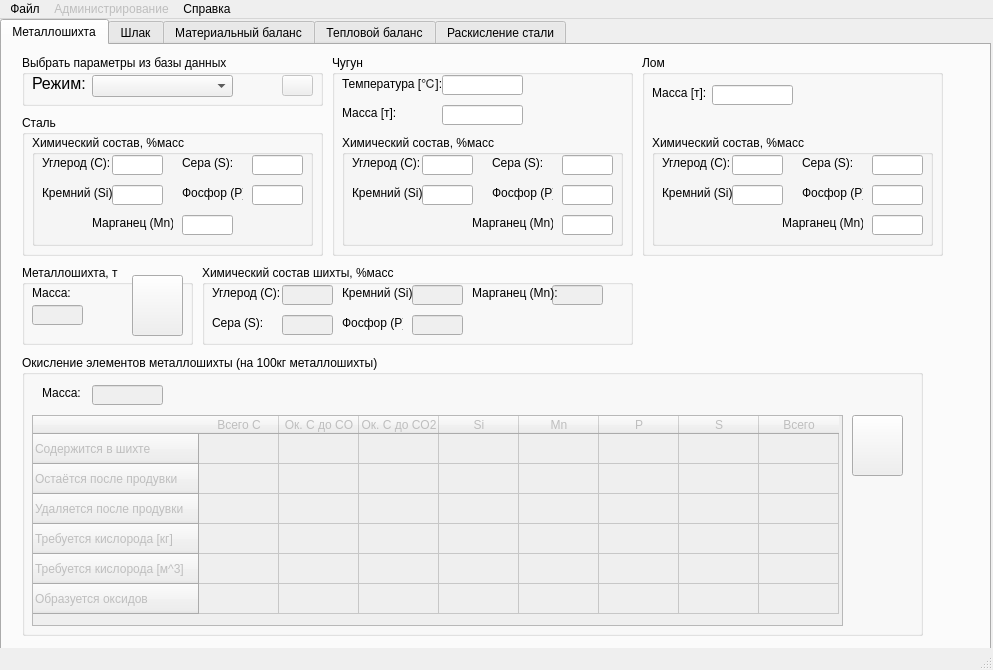
DeppaRet/SteelmakingConverter, file GUI/OperForm.ui: the form before one commit.
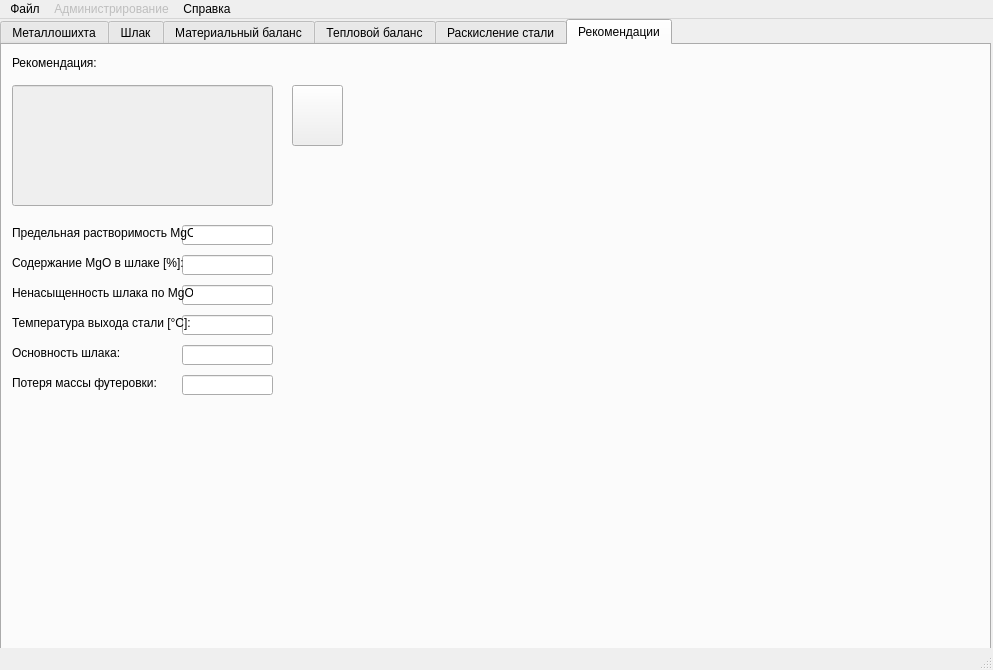
The form after the commit. Icons and pictures are not drawn.

```diff
--- a/GUI/OperForm.ui
+++ b/GUI/OperForm.ui
@@ -42,7 +42,7 @@
      </size>
     </property>
     <property name="currentIndex">
-     <number>0</number>
+     <number>5</number>
     </property>
     <widget class="QWidget" name="tab">
      <attribute name="title">
@@ -408,7 +408,7 @@
       </property>
       <widget class="QLineEdit" name="MetalCharge">
        <property name="enabled">
-        <bool>false</bool>
+        <bool>true</bool>
        </property>
        <property name="geometry">
         <rect>
@@ -418,6 +418,9 @@
          <height>20</height>
         </rect>
        </property>
+       <property name="readOnly">
+        <bool>true</bool>
+       </property>
       </widget>
       <widget class="QLabel" name="label_16">
        <property name="geometry">
@@ -818,7 +821,7 @@
       </widget>
       <widget class="QTableWidget" name="OxidationTable">
        <property name="enabled">
-        <bool>false</bool>
+        <bool>true</bool>
        </property>
        <property name="geometry">
         <rect>
@@ -3296,6 +3299,219 @@
       </widget>
      </widget>
     </widget>
+    <widget class="QWidget" name="tab_6">
+     <attribute name="title">
+      <string>Рекомендации</string>
+     </attribute>
+     <widget class="QPushButton" name="RecomendationCalc">
+      <property name="enabled">
+       <bool>true</bool>
+      </property>
+      <property name="geometry">
+       <rect>
+        <x>290</x>
+        <y>40</y>
+        <width>51</width>
+        <height>61</height>
+       </rect>
+      </property>
+      <property name="text">
+       <string/>
+      </property>
+      <property name="icon">
+       <iconset>
+        <normaloff>../Pictures/calculate.ico</normaloff>../Pictures/calculate.ico</iconset>
+      </property>
+      <property name="iconSize">
+       <size>
+        <width>48</width>
+        <height>48</height>
+       </size>
+      </property>
+     </widget>
+     <widget class="QLineEdit" name="limit_MgO">
+      <property name="enabled">
+       <bool>true</bool>
+      </property>
+      <property name="geometry">
+       <rect>
+        <x>180</x>
+        <y>180</y>
+        <width>91</width>
+        <height>20</height>
+       </rect>
+      </property>
+     </widget>
+     <widget class="QLineEdit" name="content_MgO">
+      <property name="enabled">
+       <bool>true</bool>
+      </property>
+      <property name="geometry">
+       <rect>
+        <x>180</x>
+        <y>210</y>
+        <width>91</width>
+        <height>20</height>
+       </rect>
+      </property>
+     </widget>
+     <widget class="QLineEdit" name="unsaturation_MgO">
+      <property name="enabled">
+       <bool>true</bool>
+      </property>
+      <property name="geometry">
+       <rect>
+        <x>180</x>
+        <y>240</y>
+        <width>91</width>
+        <height>20</height>
+       </rect>
+      </property>
+     </widget>
+     <widget class="QLineEdit" name="steel_temp">
+      <property name="enabled">
+       <bool>true</bool>
+      </property>
+      <property name="geometry">
+       <rect>
+        <x>180</x>
+        <y>270</y>
+        <width>91</width>
+        <height>20</height>
+       </rect>
+      </property>
+     </widget>
+     <widget class="QLineEdit" name="slag_basicity">
+      <property name="enabled">
+       <bool>true</bool>
+      </property>
+      <property name="geometry">
+       <rect>
+        <x>180</x>
+        <y>300</y>
+        <width>91</width>
+        <height>20</height>
+       </rect>
+      </property>
+     </widget>
+     <widget class="QLineEdit" name="lining_weight_loss">
+      <property name="enabled">
+       <bool>true</bool>
+      </property>
+      <property name="geometry">
+       <rect>
+        <x>180</x>
+        <y>330</y>
+        <width>91</width>
+        <height>20</height>
+       </rect>
+      </property>
+     </widget>
+     <widget class="QLabel" name="label_48">
+      <property name="geometry">
+       <rect>
+        <x>10</x>
+        <y>180</y>
+        <width>181</width>
+        <height>16</height>
+       </rect>
+      </property>
+      <property name="text">
+       <string>Предельная растворимость MgO:</string>
+      </property>
+     </widget>
+     <widget class="QLabel" name="label_49">
+      <property name="geometry">
+       <rect>
+        <x>10</x>
+        <y>210</y>
+        <width>181</width>
+        <height>16</height>
+       </rect>
+      </property>
+      <property name="text">
+       <string>Содержание MgO в шлаке [%]:</string>
+      </property>
+     </widget>
+     <widget class="QLabel" name="label_50">
+      <property name="geometry">
+       <rect>
+        <x>10</x>
+        <y>240</y>
+        <width>181</width>
+        <height>16</height>
+       </rect>
+      </property>
+      <property name="text">
+       <string>Ненасыщенность шлака по MgO:</string>
+      </property>
+     </widget>
+     <widget class="QLabel" name="label_53">
+      <property name="geometry">
+       <rect>
+        <x>10</x>
+        <y>270</y>
+        <width>181</width>
+        <height>16</height>
+       </rect>
+      </property>
+      <property name="text">
+       <string>Температура выхода стали [°C]:</string>
+      </property>
+     </widget>
+     <widget class="QLabel" name="label_54">
+      <property name="geometry">
+       <rect>
+        <x>10</x>
+        <y>300</y>
+        <width>181</width>
+        <height>16</height>
+       </rect>
+      </property>
+      <property name="text">
+       <string>Основность шлака:</string>
+      </property>
+     </widget>
+     <widget class="QLabel" name="label_55">
+      <property name="geometry">
+       <rect>
+        <x>10</x>
+        <y>330</y>
+        <width>181</width>
+        <height>16</height>
+       </rect>
+      </property>
+      <property name="text">
+       <string>Потеря массы футеровки:</string>
+      </property>
+     </widget>
+     <widget class="QLineEdit" name="recomendation">
+      <property name="enabled">
+       <bool>false</bool>
+      </property>
+      <property name="geometry">
+       <rect>
+        <x>10</x>
+        <y>40</y>
+        <width>261</width>
+        <height>121</height>
+       </rect>
+      </property>
+     </widget>
+     <widget class="QLabel" name="label_56">
+      <property name="geometry">
+       <rect>
+        <x>10</x>
+        <y>10</y>
+        <width>181</width>
+        <height>16</height>
+       </rect>
+      </property>
+      <property name="text">
+       <string>Рекомендация:</string>
+      </property>
+     </widget>
+    </widget>
    </widget>
   </widget>
   <widget class="QMenuBar" name="menubar">
```
Left out of the diff: 5 changed lines with no effect on the pictures.
